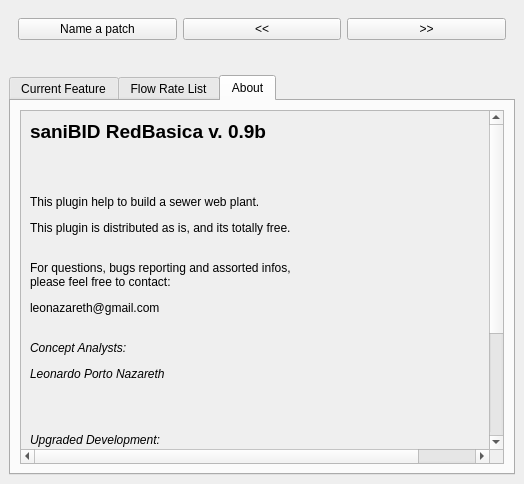
Above: base/resources/ui_segment_dock.ui from EL-BID/red_basica before the change. Below: the same form after it.
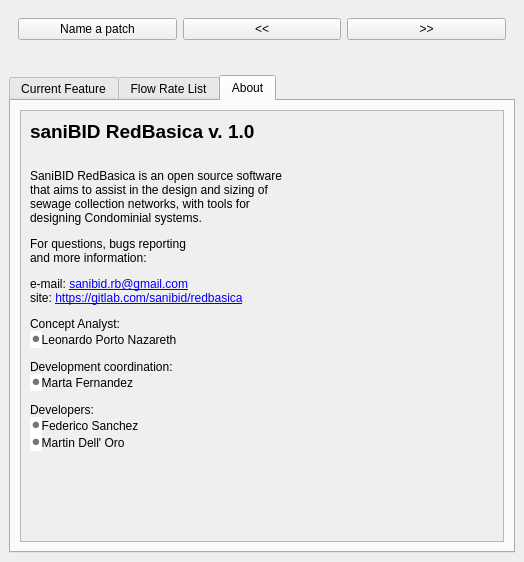
That is the form after the change. The open tabs and pages were chosen to show the change.

```diff
--- a/base/resources/ui_segment_dock.ui
+++ b/base/resources/ui_segment_dock.ui
@@ -7,12 +7,12 @@
     <x>0</x>
     <y>0</y>
     <width>524</width>
-    <height>484</height>
+    <height>562</height>
    </rect>
   </property>
   <property name="minimumSize">
    <size>
-    <width>309</width>
+    <width>394</width>
     <height>312</height>
    </size>
   </property>
@@ -178,6 +178,12 @@
        <layout class="QVBoxLayout" name="verticalLayout_8">
         <item>
          <widget class="QScrollArea" name="scrollArea_3">
+          <property name="sizePolicy">
+           <sizepolicy hsizetype="Ignored" vsizetype="Expanding">
+            <horstretch>0</horstretch>
+            <verstretch>0</verstretch>
+           </sizepolicy>
+          </property>
           <property name="widgetResizable">
            <bool>true</bool>
           </property>
@@ -186,25 +192,37 @@
             <rect>
              <x>0</x>
              <y>0</y>
-             <width>537</width>
-             <height>565</height>
+             <width>468</width>
+             <height>434</height>
             </rect>
            </property>
            <property name="minimumSize">
             <size>
-             <width>537</width>
+             <width>100</width>
              <height>0</height>
             </size>
            </property>
            <layout class="QVBoxLayout" name="verticalLayout_7">
             <item>
              <widget class="QLabel" name="label_6">
+              <property name="enabled">
+               <bool>true</bool>
+              </property>
               <property name="text">
-               <string>&lt;html&gt;&lt;head/&gt;&lt;body&gt;&lt;p&gt;&lt;span style=&quot; font-size:14pt; font-weight:600;&quot;&gt;saniBID RedBasica v. 0.9b&lt;/span&gt;&lt;/p&gt;&lt;p align=&quot;justify&quot;&gt;&lt;br/&gt;&lt;/p&gt;&lt;p align=&quot;justify&quot;&gt;This plugin help to build a sewer web plant.&lt;/p&gt;&lt;p align=&quot;justify&quot;&gt;This plugin is distributed as is, and its totally free.&lt;/p&gt;&lt;p align=&quot;justify&quot;&gt;&lt;br/&gt;For questions, bugs reporting and assorted infos,&lt;br/&gt;please feel free to contact:&lt;/p&gt;&lt;p align=&quot;justify&quot;&gt;leonazareth@gmail.com&lt;/p&gt;&lt;p align=&quot;justify&quot;&gt;&lt;br/&gt;&lt;span style=&quot; font-style:italic;&quot;&gt;Concept Analysts:&lt;/span&gt;&lt;/p&gt;&lt;p align=&quot;justify&quot;&gt;&lt;span style=&quot; font-style:italic;&quot;&gt;Leonardo Porto Nazareth&lt;/span&gt;&lt;/p&gt;&lt;p align=&quot;justify&quot;&gt;&lt;br/&gt;&lt;/p&gt;&lt;p align=&quot;justify&quot;&gt;&lt;span style=&quot; font-style:italic;&quot;&gt;Upgraded Development:&lt;/span&gt;&lt;/p&gt;&lt;p align=&quot;justify&quot;&gt;&lt;span style=&quot; font-style:italic;&quot;&gt;TerraSense&lt;/span&gt;&lt;/p&gt;&lt;p align=&quot;justify&quot;&gt;&lt;span style=&quot; font-style:italic;&quot;&gt;www.terrasense.com.br&lt;/span&gt;&lt;/p&gt;&lt;p align=&quot;justify&quot;&gt;&lt;span style=&quot; font-style:italic;&quot;&gt;contato@terrasense.com.br&lt;/span&gt;&lt;/p&gt;&lt;p align=&quot;justify&quot;&gt;&lt;br/&gt;&lt;/p&gt;&lt;p align=&quot;justify&quot;&gt;&lt;br/&gt;&lt;/p&gt;&lt;/body&gt;&lt;/html&gt;</string>
+               <string>&lt;html&gt;&lt;head/&gt;&lt;body&gt;&lt;p&gt;&lt;span style=&quot; font-size:14pt; font-weight:600;&quot;&gt;saniBID RedBasica v. 1.0&lt;/span&gt;&lt;/p&gt;&lt;p align=&quot;justify&quot;&gt;&lt;br/&gt;SaniBID RedBasica is an open source software&lt;br/&gt;that aims to assist in the design and sizing of&lt;br/&gt;sewage collection networks, with tools for&lt;br/&gt;designing Condominial systems.&lt;/p&gt;&lt;p&gt;For questions, bugs reporting&lt;br/&gt;and more information:&lt;/p&gt;&lt;p&gt;e-mail: &lt;a href=&quot;mailto:sanibid.rb@gmail.com&quot;&gt;&lt;span style=&quot; text-decoration: underline; color:#0000ff;&quot;&gt;sanibid.rb@gmail.com&lt;br/&gt;&lt;/span&gt;&lt;/a&gt;site: &lt;a href=&quot;https://gitlab.com/sanibid/redbasica&quot;&gt;&lt;span style=&quot; text-decoration: underline; color:#0000ff;&quot;&gt;https://gitlab.com/sanibid/redbasica&lt;/span&gt;&lt;/a&gt;&lt;/p&gt;&lt;p&gt;Concept Analyst:&lt;br/&gt;&lt;span style=&quot; font-family:'arial,sans-serif'; font-size:14px; color:#70757a; background-color:#ffffff;&quot;&gt;⚫&lt;/span&gt;Leonardo Porto Nazareth&lt;/p&gt;&lt;p&gt;Development coordination:&lt;br/&gt;&lt;span style=&quot; font-family:'arial,sans-serif'; font-size:14px; color:#70757a; background-color:#ffffff;&quot;&gt;⚫&lt;/span&gt;Marta Fernandez&lt;/p&gt;&lt;p&gt;Developers: &lt;br/&gt;&lt;span style=&quot; font-family:'arial,sans-serif'; font-size:14px; color:#70757a; background-color:#ffffff;&quot;&gt;⚫&lt;/span&gt;Federico Sanchez&lt;br/&gt;&lt;span style=&quot; font-family:'arial,sans-serif'; font-size:14px; color:#70757a; background-color:#ffffff;&quot;&gt;⚫&lt;/span&gt;Martin Dell' Oro&lt;/p&gt;&lt;p align=&quot;justify&quot;&gt;&lt;br/&gt;&lt;/p&gt;&lt;/body&gt;&lt;/html&gt;</string>
               </property>
               <property name="scaledContents">
                <bool>false</bool>
               </property>
+              <property name="alignment">
+               <set>Qt::AlignLeading|Qt::AlignLeft|Qt::AlignTop</set>
+              </property>
+              <property name="wordWrap">
+               <bool>false</bool>
+              </property>
+              <property name="indent">
+               <number>-1</number>
+              </property>
              </widget>
             </item>
            </layout>
```
Left out of the diff: 6 changed lines with no effect on the pictures.
